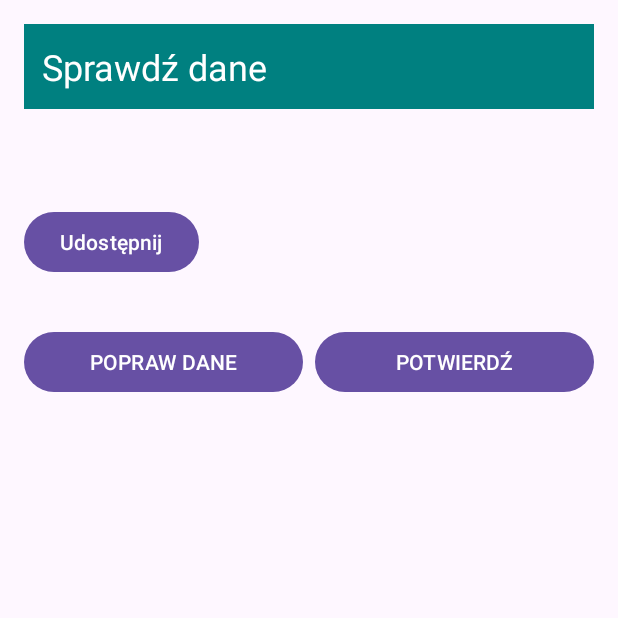
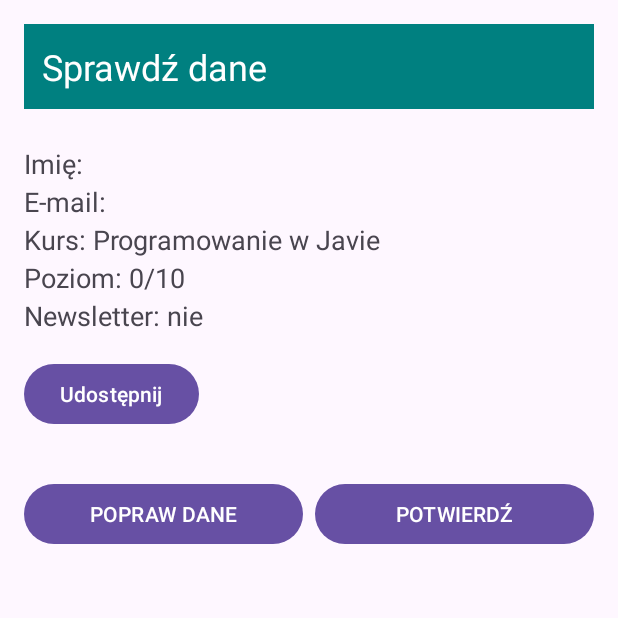
Before and after one commit to iAturek/intencje-drugi-ekran, an Android app: the screen it shows after launch (SummaryActivity), after a tap on "DALEJ", on a phone screen of 412 x 824 dp, the top half of it. Run offline under Robolectric (Android 15) with nearby library versions, the phone set to English and light mode, and no system bars.

Commit message:
Dodano przekazywanie danych formularza

```diff
--- a/app/src/main/java/com/example/intencje_drugi_ekran/MainActivity.java
+++ b/app/src/main/java/com/example/intencje_drugi_ekran/MainActivity.java
@@ -1,3 +1,4 @@
+
 package com.example.intencje_drugi_ekran;
 
 import android.content.Intent;
@@ -9,31 +10,65 @@ import android.widget.SeekBar;
 import android.widget.Spinner;
 import android.widget.TextView;
 
-import androidx.activity.result.ActivityResultLauncher;
-import androidx.activity.result.contract.ActivityResultContracts;
 import androidx.appcompat.app.AppCompatActivity;
 
-import com.google.android.material.snackbar.Snackbar;
+public class MainActivity extends AppCompatActivity {
 
-public class MainActivity extends AppCompatActivity {
+    private EditText etName, etEmail;
+    private Spinner spCourse;
+    private SeekBar sbLevel;
+    private TextView tvLevelValue;
+    private CheckBox cbNewsletter;
 
     @Override
     protected void onCreate(Bundle savedInstanceState) {
         super.onCreate(savedInstanceState);
         setContentView(R.layout.activity_main);
 
+        etName = findViewById(R.id.etName);
+        etEmail = findViewById(R.id.etEmail);
+        spCourse = findViewById(R.id.spCourse);
+        sbLevel = findViewById(R.id.sbLevel);
+        tvLevelValue = findViewById(R.id.tvLevelValue);
+        cbNewsletter = findViewById(R.id.cbNewsletter);
+
+        setUpCourseSpinner();
+        setUpLevelSeekBar();
+
         findViewById(R.id.btnNext).setOnClickListener(v -> openSummary());
+    }
+
+    private void setUpCourseSpinner() {
+        ArrayAdapter<CharSequence> adapter = ArrayAdapter.createFromResource(
+                this, R.array.courses, android.R.layout.simple_spinner_item);
+        adapter.setDropDownViewResource(android.R.layout.simple_spinner_dropdown_item);
+        spCourse.setAdapter(adapter);
+    }
+
+    private void setUpLevelSeekBar() {
+        tvLevelValue.setText(String.valueOf(sbLevel.getProgress()));
+        sbLevel.setOnSeekBarChangeListener(new SeekBar.OnSeekBarChangeListener() {
+            @Override
+            public void onProgressChanged(SeekBar seekBar, int progress, boolean fromUser) {
+                tvLevelValue.setText(String.valueOf(progress));
+            }
+
+            @Override
+            public void onStartTrackingTouch(SeekBar seekBar) { }
+
+            @Override
+            public void onStopTrackingTouch(SeekBar seekBar) { }
+        });
     }
 
     private void openSummary() {
         Intent intent = new Intent(this, SummaryActivity.class);
+        intent.putExtra(SummaryActivity.EXTRA_NAME, etName.getText().toString().trim());
+        intent.putExtra(SummaryActivity.EXTRA_EMAIL, etEmail.getText().toString().trim());
+        intent.putExtra(SummaryActivity.EXTRA_COURSE, spCourse.getSelectedItem().toString());
+        intent.putExtra(SummaryActivity.EXTRA_LEVEL, sbLevel.getProgress());
+        intent.putExtra(SummaryActivity.EXTRA_NEWSLETTER, cbNewsletter.isChecked());
 
         startActivity(intent);
     }
-
-    private void showRegistered(String number) {
-        Snackbar.make(findViewById(R.id.main),
-                getString(R.string.registered, number),
-                Snackbar.LENGTH_LONG).show();
-    }
 }
--- a/app/src/main/java/com/example/intencje_drugi_ekran/SummaryActivity.java
+++ b/app/src/main/java/com/example/intencje_drugi_ekran/SummaryActivity.java
@@ -1,20 +1,44 @@
+
 package com.example.intencje_drugi_ekran;
 
-import android.content.ActivityNotFoundException;
 import android.content.Intent;
 import android.os.Bundle;
 import android.widget.TextView;
-import android.widget.Toast;
 
 import androidx.appcompat.app.AppCompatActivity;
 
-import java.util.Random;
+public class SummaryActivity extends AppCompatActivity {
 
-public class SummaryActivity extends AppCompatActivity {
+    public static final String EXTRA_NAME = "com.example.intencje_drugi_ekran.NAME";
+    public static final String EXTRA_EMAIL = "com.example.intencje_drugi_ekran.EMAIL";
+    public static final String EXTRA_COURSE = "com.example.intencje_drugi_ekran.COURSE";
+    public static final String EXTRA_LEVEL = "com.example.intencje_drugi_ekran.LEVEL";
+    public static final String EXTRA_NEWSLETTER = "com.example.intencje_drugi_ekran.NEWSLETTER";
+
+    private TextView tvSummary;
 
     @Override
     protected void onCreate(Bundle savedInstanceState) {
         super.onCreate(savedInstanceState);
         setContentView(R.layout.activity_summary);
+
+        tvSummary = findViewById(R.id.tvSummary);
+        tvSummary.setText(buildSummary());
+    }
+
+    private String buildSummary() {
+        Intent intent = getIntent();
+
+        String name = intent.getStringExtra(EXTRA_NAME);
+        String email = intent.getStringExtra(EXTRA_EMAIL);
+        String course = intent.getStringExtra(EXTRA_COURSE);
+        int level = intent.getIntExtra(EXTRA_LEVEL, 0);
+        boolean newsletter = intent.getBooleanExtra(EXTRA_NEWSLETTER, false);
+
+        String newsletterText = newsletter
+                ? getString(R.string.yes_short)
+                : getString(R.string.no_short);
+
+        return getString(R.string.summary_format, name, email, course, level, newsletterText);
     }
 }
```
